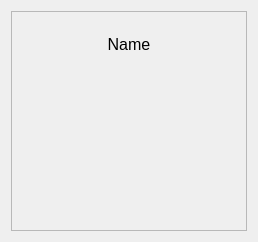
Above: UnicornHabits/HabitWidget.ui from Andrew2a1/CodeNight_10_04 before the change. Below: the same form after it.
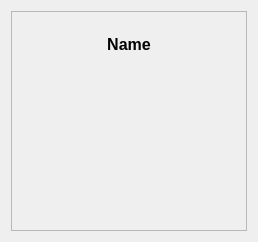
That is the form after the change.

Patch:
```diff
--- a/UnicornHabits/HabitWidget.ui
+++ b/UnicornHabits/HabitWidget.ui
@@ -19,7 +19,7 @@
   <property name="minimumSize">
    <size>
     <width>128</width>
-    <height>128</height>
+    <height>132</height>
    </size>
   </property>
   <property name="windowTitle">
@@ -46,6 +46,8 @@
         <property name="font">
          <font>
           <pointsize>12</pointsize>
+          <weight>75</weight>
+          <bold>true</bold>
          </font>
         </property>
         <property name="text">
```
Left out of the diff: 3 changed lines with no effect on the pictures.
